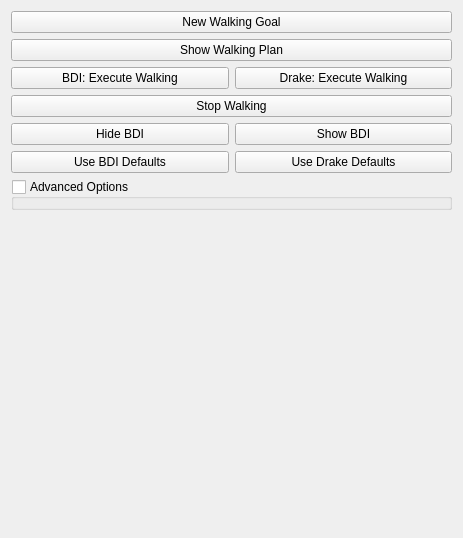
Old version of the form software/ddapp/src/app/ddFootsteps.ui in the repository openhumanoids/oh-distro.
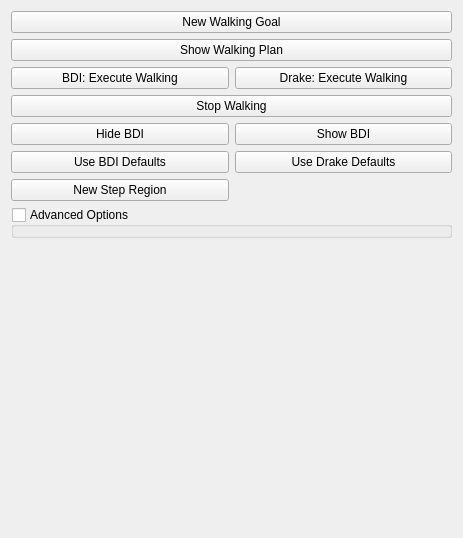
New version of the form.

Commit message: add demo code to show off the IRIS regions planning

Diff of the .ui file:
```diff
--- a/software/ddapp/src/app/ddFootsteps.ui
+++ b/software/ddapp/src/app/ddFootsteps.ui
@@ -90,7 +90,14 @@
      </property>
     </widget>
    </item>
-   <item row="9" column="0" colspan="2">
+   <item row="9" column="0">
+    <widget class="QPushButton" name="newRegionSeedButton">
+     <property name="text">
+      <string>New Step Region</string>
+     </property>
+    </widget>
+   </item>
+   <item row="10" column="0" colspan="2">
     <widget class="QGroupBox" name="paramsContainer">
      <property name="focusPolicy">
       <enum>Qt::NoFocus</enum>
```
The commit also changes 4 other files.
